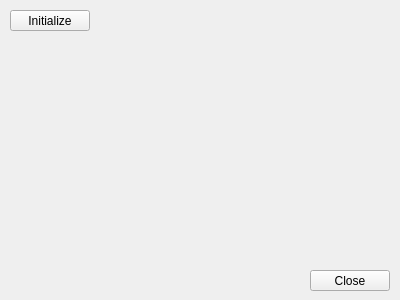
Qt form ControllerWidget/respmodelwidget.ui (adegirmenci/HBL-ICEbot) before a commit.
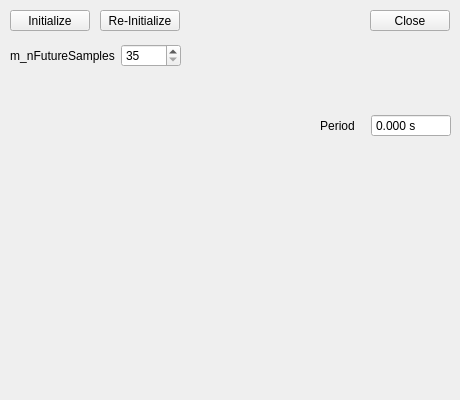
The same form after that commit.

```diff
--- a/ControllerWidget/respmodelwidget.ui
+++ b/ControllerWidget/respmodelwidget.ui
@@ -6,8 +6,8 @@
    <rect>
     <x>0</x>
     <y>0</y>
-    <width>400</width>
-    <height>300</height>
+    <width>460</width>
+    <height>400</height>
    </rect>
   </property>
   <property name="windowTitle">
@@ -29,8 +29,8 @@
   <widget class="QPushButton" name="closeButton">
    <property name="geometry">
     <rect>
-     <x>310</x>
-     <y>270</y>
+     <x>370</x>
+     <y>10</y>
      <width>80</width>
      <height>21</height>
     </rect>
@@ -39,6 +39,105 @@
     <string>Close</string>
    </property>
   </widget>
+  <widget class="QWidget" name="widget" native="true">
+   <property name="geometry">
+    <rect>
+     <x>10</x>
+     <y>150</y>
+     <width>441</width>
+     <height>241</height>
+    </rect>
+   </property>
+  </widget>
+  <widget class="QWidget" name="horizontalLayoutWidget">
+   <property name="geometry">
+    <rect>
+     <x>310</x>
+     <y>110</y>
+     <width>141</width>
+     <height>31</height>
+    </rect>
+   </property>
+   <layout class="QHBoxLayout" name="horizontalLayout">
+    <item>
+     <widget class="QLabel" name="periodLabel">
+      <property name="text">
+       <string>Period</string>
+      </property>
+      <property name="alignment">
+       <set>Qt::AlignCenter</set>
+      </property>
+     </widget>
+    </item>
+    <item>
+     <widget class="QDoubleSpinBox" name="periodSpinBox">
+      <property name="minimumSize">
+       <size>
+        <width>80</width>
+        <height>0</height>
+       </size>
+      </property>
+      <property name="readOnly">
+       <bool>true</bool>
+      </property>
+      <property name="buttonSymbols">
+       <enum>QAbstractSpinBox::NoButtons</enum>
+      </property>
+      <property name="suffix">
+       <string notr="true"> s</string>
+      </property>
+      <property name="decimals">
+       <number>3</number>
+      </property>
+     </widget>
+    </item>
+   </layout>
+  </widget>
+  <widget class="QPushButton" name="reInitButton">
+   <property name="geometry">
+    <rect>
+     <x>100</x>
+     <y>10</y>
+     <width>80</width>
+     <height>21</height>
+    </rect>
+   </property>
+   <property name="text">
+    <string>Re-Initialize</string>
+   </property>
+  </widget>
+  <widget class="QWidget" name="horizontalLayoutWidget_2">
+   <property name="geometry">
+    <rect>
+     <x>10</x>
+     <y>40</y>
+     <width>171</width>
+     <height>31</height>
+    </rect>
+   </property>
+   <layout class="QHBoxLayout" name="horizontalLayout_2">
+    <item>
+     <widget class="QLabel" name="futureSamplesLabel">
+      <property name="text">
+       <string>m_nFutureSamples</string>
+      </property>
+      <property name="alignment">
+       <set>Qt::AlignCenter</set>
+      </property>
+     </widget>
+    </item>
+    <item>
+     <widget class="QSpinBox" name="futureSamplesSpinBox">
+      <property name="minimum">
+       <number>35</number>
+      </property>
+      <property name="maximum">
+       <number>450</number>
+      </property>
+     </widget>
+    </item>
+   </layout>
+  </widget>
  </widget>
  <resources/>
  <connections/>
```
